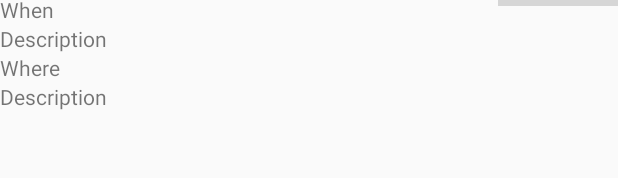
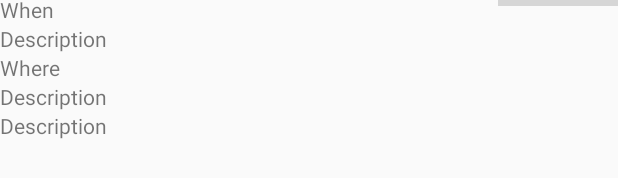
Before and after one commit to neelmehta247/PennApps, an Android app: the layout viewevents_main.xml on its own in the app's theme, with its tools: preview values and no code run, on a phone screen of 412 x 824 dp. Shown: the part 438-616 px from the top of the screen. Run offline under Robolectric (Android 15) with nearby library versions, the phone set to English and light mode, and no system bars; network calls fail; grey boxes are pictures that could not be loaded.

Commit message:
Added number of people interested

```diff
--- a/Android/PennApps/app/src/main/java/com/example/rahul/pennapps/EventInfoActivity.java
+++ b/Android/PennApps/app/src/main/java/com/example/rahul/pennapps/EventInfoActivity.java
@@ -113,6 +113,7 @@ public class EventInfoActivity extends AppCompatActivity {
         ((TextView) findViewById(R.id.description_text)).setText(event.description);
         ((TextView) findViewById(R.id.location_text)).setText(event.locationName);
         ((TextView) findViewById(R.id.time_text)).setText(new Date(event.time).toString());
+        ((TextView) findViewById(R.id.interest_text)).setText(String.valueOf(event.num_interested) + " people are interested");
     }
 
     private String getSessionToken() {
--- a/Android/PennApps/app/src/main/res/layout/viewevents_main.xml
+++ b/Android/PennApps/app/src/main/res/layout/viewevents_main.xml
@@ -87,6 +87,12 @@
             android:layout_width="match_parent"
             android:layout_height="wrap_content"
             android:text="Description" />
+
+        <TextView
+            android:id="@+id/interest_text"
+            android:layout_width="match_parent"
+            android:layout_height="wrap_content"
+            android:text="Description" />
     </LinearLayout>
 
     <android.support.design.widget.FloatingActionButton
```
Also changed, not shown: Android/PennApps/app/src/main/java/com/example/rahul/pennapps/Helpers/Event.java (+8 -5 lines).
